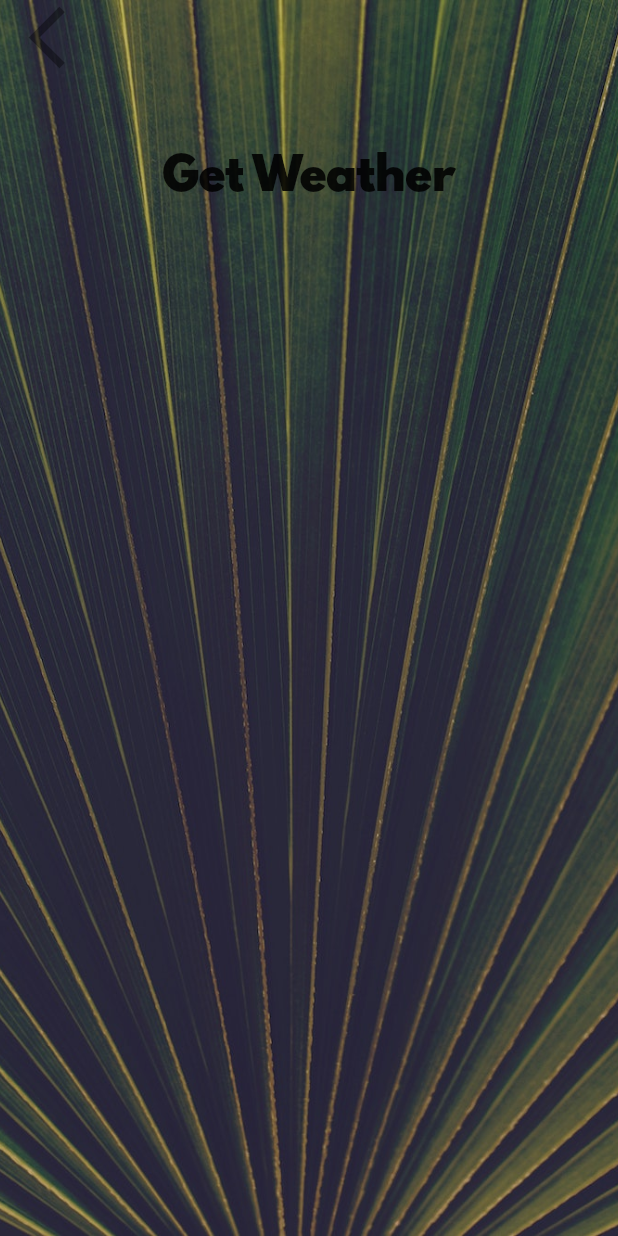
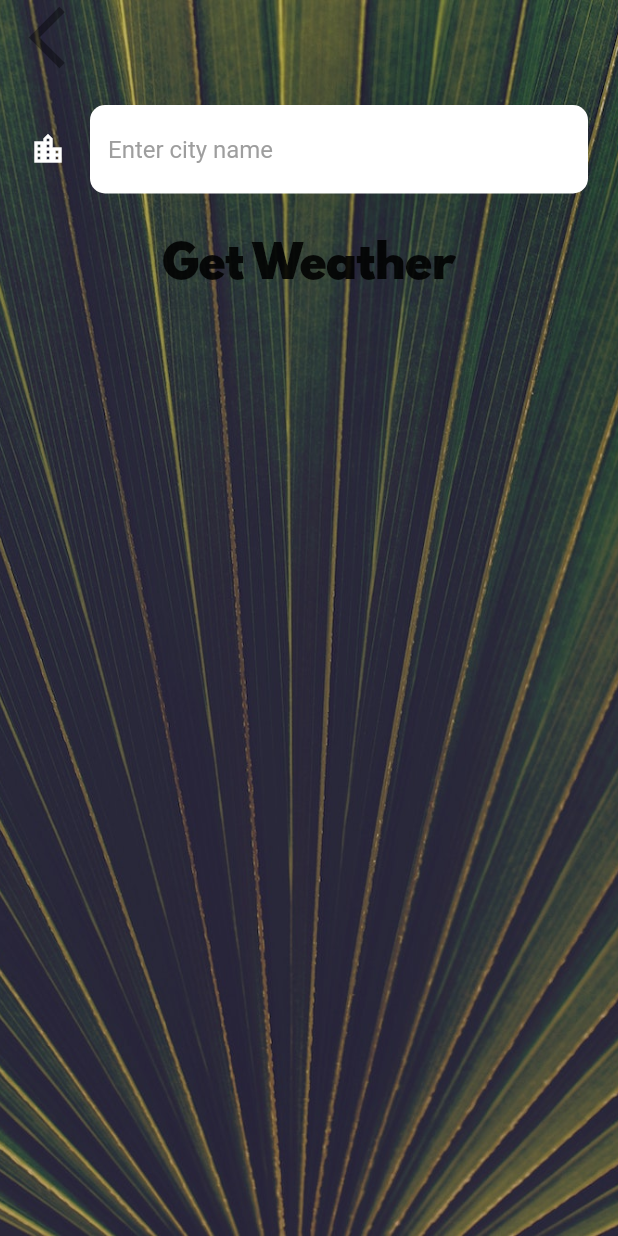
Before and after one commit to piotrek1543/Clima_Weather_App, a Flutter app: the CityScreen screen opened directly, on a phone screen of 412 x 824 dp. Run offline on Flutter 3.47's test engine with Material 2 defaults, Android fonts, the light colour scheme and no system bars; our stand-ins replace flutter_spinkit, geolocator; network calls fail.

Commit message:
Add location TextField to CityScreen with InputDecoration.

```diff
--- a/lib/screens/city_screen.dart
+++ b/lib/screens/city_screen.dart
@@ -33,7 +33,25 @@ class _CityScreenState extends State<CityScreen> {
               ),
               Container(
                 padding: EdgeInsets.all(20.0),
-                child: null,
+                child: TextField(
+                  style: TextStyle(color: Colors.black),
+                  decoration: InputDecoration(
+                    filled: true,
+                    fillColor: Colors.white,
+                    icon: Icon(
+                      Icons.location_city,
+                      color: Colors.white,
+                    ),
+                    hintText: 'Enter city name',
+                    hintStyle: TextStyle(color: Colors.grey),
+                    border: OutlineInputBorder(
+                      borderRadius: BorderRadius.all(
+                        Radius.circular(10.0),
+                      ),
+                      borderSide: BorderSide.none,
+                    ),
+                  ),
+                ),
               ),
               FlatButton(
                 onPressed: () {},
```
